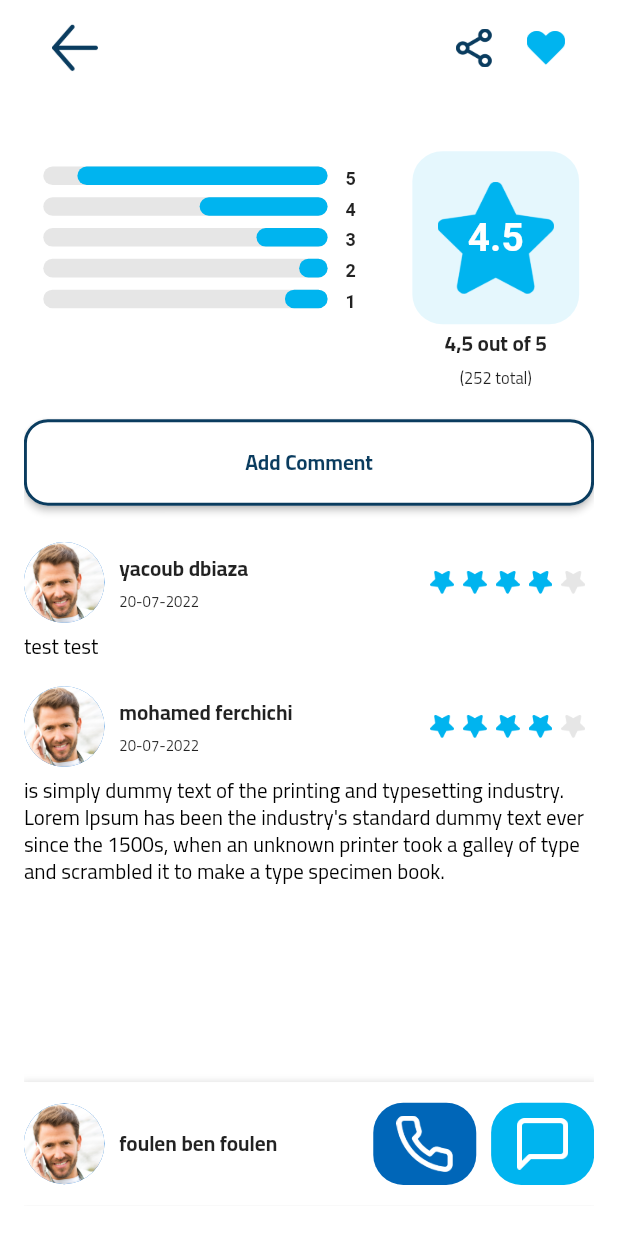
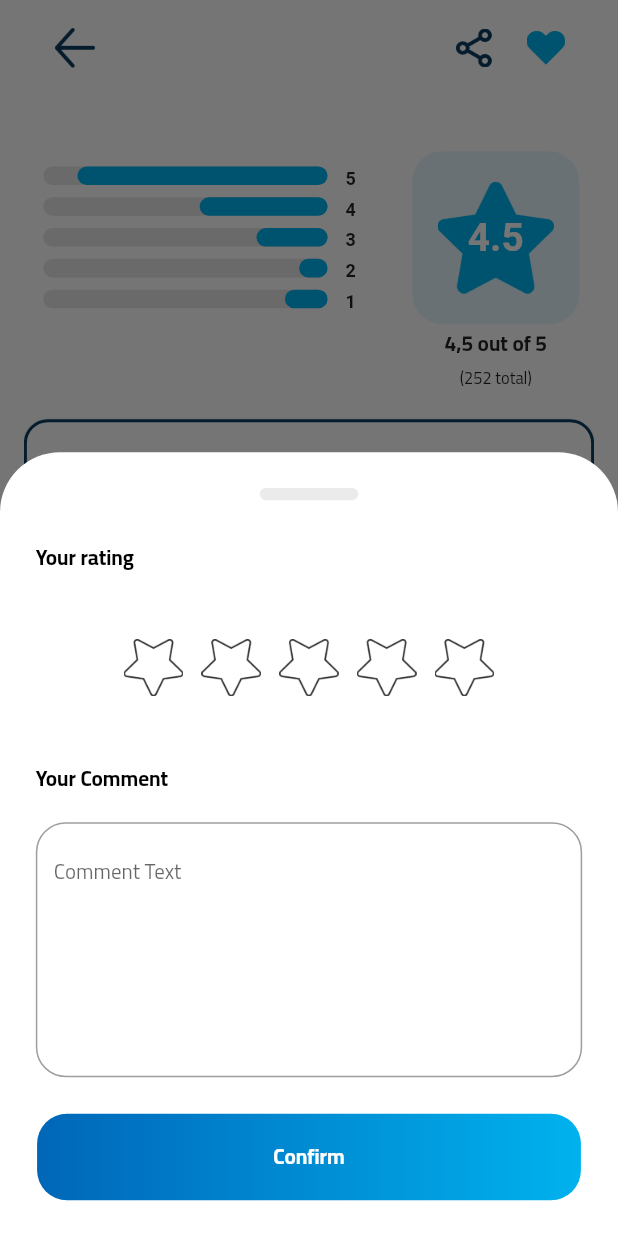
Before and after one commit to fawezz/Wasiet, a Flutter app: the DetailAdView screen opened by its route, tab 2 chosen, scrolled down 354 dp, after a tap on "Add Comment", on a phone screen of 412 x 824 dp. Run offline on Flutter 3.47's test engine with Material 2 defaults, Android fonts, the phone set to English and light mode, and no system bars; our stand-ins replace flutter_screenutil, fluttertoast, get, hexcolor, image_cropper, image_picker and 1 more; network calls fail.

Commit message:
rating bottom sheet

```diff
--- a/lib/Controllers/DetailAdController.dart
+++ b/lib/Controllers/DetailAdController.dart
@@ -1,5 +1,8 @@
 import 'package:flutter/material.dart';
+import 'package:flutter_screenutil/flutter_screenutil.dart';
 import 'package:get/get.dart';
+import 'package:hexcolor/hexcolor.dart';
+import 'package:wasiet/Custom_widgets/ButtonBlueGradiant.dart';
 
 class DetailAdController extends GetxController with GetSingleTickerProviderStateMixin{
 
@@ -23,9 +26,126 @@ class DetailAdController extends GetxController with GetSingleTickerProviderStat
   //appbar
   RxBool isFavorite = true.obs;
 
+  //RAting
+  RxInt newRating = 0.obs;
 
-
-
+  showNewRatingBottomSheet(context) {
+    var i = 0;
+    showModalBottomSheet(
+        context: context,
+        isScrollControlled: true,
+        builder: (BuildContext context) {
+          return SingleChildScrollView(
+            physics: const BouncingScrollPhysics(),
+            child: Wrap(children: [
+              Container(
+                decoration: const BoxDecoration(
+                    color: Colors.white,
+                    borderRadius: BorderRadius.only(
+                        topLeft: Radius.circular(40),
+                        topRight: Radius.circular(40))),
+                child: Padding(
+                  padding: EdgeInsets.all(24.w),
+                  child: Column(
+                    mainAxisAlignment: MainAxisAlignment.spaceEvenly,
+                    children: [
+                      Center(child:
+                      Container(
+                        height: 8.h,
+                        width: 66.w,
+                        decoration: BoxDecoration(
+                            color: HexColor("##EBEBEB"),
+                            borderRadius: BorderRadius.circular(10)
+                        ),
+                      )
+                      ),
+                      0.03.sh.verticalSpace,
+                      Align(
+                        alignment: Alignment.centerLeft,
+                        child: Text("Your rating",
+                          style: TextStyle(
+                            fontSize: 14.sp,
+                            fontWeight: FontWeight.bold,
+                            color: Colors.black,
+                          ),
+                        ),
+                      ),
+                      StatefulBuilder(builder: (context, setstate){
+                        return Padding(
+                          padding: EdgeInsets.symmetric(vertical: 20.h),
+                          child: SizedBox(
+                            height: 80.h,
+                            child: ListView.builder(
+                                shrinkWrap: true,
+                                physics: const NeverScrollableScrollPhysics(),
+                                scrollDirection: Axis.horizontal,
+                                itemCount: 5,
+                                itemBuilder: (context, int i)
+                                {
+                                  return GestureDetector(
+                                    onTap: () {
+                                      setstate((){
+                                        newRating.value = i+1;
+                                        print(newRating);
+                                      });
+                                    },
+                                    child: Padding(
+                                      padding: const EdgeInsets.all(6.0),
+                                      child: SizedBox(
+                                        height: 40.sp,
+                                        width: 40.sp,
+                                        child: Image.asset(i<newRating.value?"assets/icons/star-blue.png":"assets/icons/star-outline.png",
+                                          fit: BoxFit.contain,
+                                        ),
+                                      ),
+                                    ),
+                                  );}
+                            ),
+                          ),
+                        );
+                      }),
+                      Align(
+                        alignment: Alignment.centerLeft,
+                        child: Text("Your Comment",
+                          style: TextStyle(
+                            fontSize: 14.sp,
+                            fontWeight: FontWeight.bold,
+                            color: Colors.black,
+                          ),
+                        ),
+                      ),
+                      Padding(
+                        padding: EdgeInsets.only(top:16.h, bottom: 24.h),
+                        child: TextField(
+                          minLines: 5,
+                          maxLines: 6,
+                          style: TextStyle(
+                            fontSize: 14.sp,
+                            fontWeight: FontWeight.w500,
+                            color: Colors.black,
+                          ),
+                          decoration: InputDecoration(
+                            hintText: "Comment Text",
+                            border: OutlineInputBorder(
+                                borderRadius: BorderRadius.circular(20.0),
+                            ),
+                          ),
+                        ),
+                      ),
+                      ButtonBlueGradiant(text: 'Confirm',
+                        function: (){
+                        //send rating
+                          Get.back();
+                        },
+                      ),
+                    ],
+                  ),
+                ),
+              ),
+            ]),
+          );
+        });
+  }
 
   @override
   void onInit() {
--- a/lib/Controllers/NewAdController.dart
+++ b/lib/Controllers/NewAdController.dart
@@ -435,6 +435,8 @@ class NewAdController extends GetxController with GetSingleTickerProviderStateMi
         });
   }
 
+
+
   @override
   void onInit() {
     super.onInit();
--- a/lib/Views/ComplaintDetailsView.dart
+++ b/lib/Views/ComplaintDetailsView.dart
@@ -26,6 +26,8 @@ class ComplaintDetailsView extends StatelessWidget {
               },
               icon: Image.asset(
                 "assets/icons/arrowBack.png",
+                height: 27.h,
+                width: 27.w,
                 fit: BoxFit.fill,
               )),
         ),
--- a/lib/Views/MyComplaintsView.dart
+++ b/lib/Views/MyComplaintsView.dart
@@ -22,6 +22,8 @@ class MyComplaintsView extends StatelessWidget {
               },
               icon: Image.asset(
                 "assets/icons/arrowBack.png",
+                height: 27.h,
+                width: 27.w,
                 fit: BoxFit.fill,
               )),
         ),
--- a/lib/Views/detail_ad_views/DetailAdView.dart
+++ b/lib/Views/detail_ad_views/DetailAdView.dart
@@ -18,6 +18,7 @@ class DetailAdView extends StatelessWidget {
 
     return SafeArea(
         child: Scaffold(
+          resizeToAvoidBottomInset: true,
             appBar: AppBar(
               leadingWidth: 100,
               automaticallyImplyLeading: false,
@@ -31,6 +32,8 @@ class DetailAdView extends StatelessWidget {
                     },
                     icon: Image.asset(
                       "assets/icons/arrowBack.png",
+                      height: 27.h,
+                      width: 27.w,
                       fit: BoxFit.fill,
                     )),
               ),
@@ -247,28 +250,36 @@ class DetailAdView extends StatelessWidget {
                           ),
                           const Spacer(),
                           Container(
-                            height: 55.sp,
-                            width: 69.sp,
+                            height: 55.h,
+                            width: 69.w,
                             decoration: BoxDecoration(
                               color: HexColor("##0066B8"),
                               borderRadius: BorderRadius.circular(20),
                             ),
-                            child: Image.asset(
-                              "assets/icons/phone.png",
-                              scale: 3.5,
+                            child: Padding(
+                              padding: EdgeInsets.all(10.w),
+                              child: Image.asset(
+                                "assets/icons/phone.png",
+                                height: 26.w,
+                                width: 26.w,
+                              ),
                             ),
                           ),
                           10.sp.horizontalSpace,
                           Container(
-                            height: 55.sp,
-                            width: 69.sp,
+                            height: 55.h,
+                            width: 69.w,
                             decoration: BoxDecoration(
                               color: HexColor("#00B4EF"),
                               borderRadius: BorderRadius.circular(20),
                             ),
-                            child: Image.asset(
-                              "assets/icons/message.png",
-                              scale: 3.5,
+                            child: Padding(
+                              padding: EdgeInsets.all(10.w),
+                              child: Image.asset(
+                                "assets/icons/message.png",
+                                height: 26.w,
+                                width: 26.w,
+                              ),
                             ),
                           ),
                         ],
--- a/lib/Views/detail_ad_views/DetailTab.dart
+++ b/lib/Views/detail_ad_views/DetailTab.dart
@@ -2,6 +2,7 @@ import 'package:flutter/material.dart';
 import 'package:flutter_screenutil/flutter_screenutil.dart';
 import 'package:get/get.dart';
 import 'package:hexcolor/hexcolor.dart';
+import 'package:wasiet/Controllers/DetailAdController.dart';
 import 'package:wasiet/Custom_widgets/ButtonOutline.dart';
 import 'package:wasiet/Custom_widgets/TechnicalInfoField.dart';
 
@@ -10,6 +11,7 @@ class DetailTab extends StatelessWidget {
 
   @override
   Widget build(BuildContext context) {
+    final DetailAdController controller = Get.find();
     return SingleChildScrollView(
       physics: const NeverScrollableScrollPhysics(),
       child: Padding(
--- a/lib/Views/detail_ad_views/RatingTab.dart
+++ b/lib/Views/detail_ad_views/RatingTab.dart
@@ -1,6 +1,8 @@
 import 'package:flutter/material.dart';
 import 'package:flutter_screenutil/flutter_screenutil.dart';
+import 'package:get/get.dart';
 import 'package:hexcolor/hexcolor.dart';
+import 'package:wasiet/Controllers/DetailAdController.dart';
 import 'package:wasiet/Custom_widgets/ButtonOutline.dart';
 import 'package:wasiet/Custom_widgets/RatingAndComment.dart';
 import 'package:wasiet/Custom_widgets/RatingBar.dart';
@@ -10,6 +12,7 @@ class RatingTab extends StatelessWidget {
 
   @override
   Widget build(BuildContext context) {
+    final DetailAdController controller = Get.find();
     return SingleChildScrollView(
       physics: const NeverScrollableScrollPhysics(),
       child: Column(
@@ -40,12 +43,15 @@ class RatingTab extends StatelessWidget {
                       decoration: BoxDecoration(
                         color: HexColor("#00B4EF").withOpacity(0.1),
                         borderRadius: BorderRadius.circular(20),
-                        image: DecorationImage(
-                            image: Image.asset("assets/icons/star-rounded-edges.png",
-                            scale: 3.8,).image),
                       ),
-                      child: Center(
-                        child: Text(
+                      child: Stack(
+                        alignment: Alignment.center,
+                        children: [
+                          Image.asset("assets/icons/star-rounded-edges.png",
+                            height: 80.h,
+                            width: 78.w,
+                          ),
+                          Text(
                             "4.5",
                             style: TextStyle(
                               fontFamily: "Roboto",
@@ -53,7 +59,7 @@ class RatingTab extends StatelessWidget {
                               color: Colors.white,
                               fontWeight: FontWeight.bold,
                             ),
-                        ),
+                          ),]
                       ),
                     ),
                     Text("4,5 out of 5",
@@ -75,7 +81,12 @@ class RatingTab extends StatelessWidget {
           ),
           Padding(
             padding: EdgeInsets.symmetric(vertical: 16.h),
-            child: ButtonOutline(text: "Add Comment", width: 88.6.sw, function: (){}),
+            child: ButtonOutline(
+                text: "Add Comment",
+                width: 88.6.sw,
+                function: (){
+                  controller.showNewRatingBottomSheet(Get.context);
+                }),
           ),
           if( true )...[
             const RatingAndComment(comment: "test test ", rating: 4, date: '20-07-2022', name: "yacoub dbiaza", userImage: "assets/icons/seller.jpg",),
@@ -89,7 +100,6 @@ class RatingTab extends StatelessWidget {
               fontSize: 16,
             ),)
           ]
-
         ],
       ),
     );
--- a/lib/models/RatingModel.dart
+++ b/lib/models/RatingModel.dart
@@ -1,3 +1,69 @@
 class RatingModel {
+  late int _postId;
+  late String _userName;
+  late int _userId;
+  late String _date;
+  late int _rating;
+  late String _comment;
+  late String _userImage;
 
+
+  RatingModel.name(this._postId, this._userName, this._userId,  this._userImage, this._date,
+      this._rating, this._comment,);
+
+  RatingModel.fromJson(Map<String, dynamic> json) {
+    _postId = json['postId'];
+    _userName = json['userName'];
+    _userImage = json['userImage'];
+    _date = json['_date'];
+    _rating = json['rating'];
+    _comment = json['comment'];
+  }
+
+  String get userImage => _userImage;
+
+  set userImage(String value) {
+    _userImage = value;
+  }
+
+  String get comment => _comment;
+
+  set comment(String value) {
+    _comment = value;
+  }
+
+  int get rating => _rating;
+
+  set rating(int value) {
+    _rating = value;
+  }
+
+  String get date => _date;
+
+  set date(String value) {
+    _date = value;
+  }
+
+  int get userId => _userId;
+
+  set userId(int value) {
+    _userId = value;
+  }
+
+  String get userName => _userName;
+
+  set userName(String value) {
+    _userName = value;
+  }
+
+  int get postId => _postId;
+
+  set postId(int value) {
+    _postId = value;
+  }
+
+  @override
+  String toString() {
+    return 'RatingModel{_postId: $_postId, _userName: $_userName, _userId: $_userId, _date: $_date, _rating: $_rating, _comment: $_comment, _userImage: $_userImage}';
+  }
 }
--- a/pubspec.yaml
+++ b/pubspec.yaml
@@ -36,6 +36,7 @@ dependencies:
   image_picker: ^0.8.5+3
   fluttertoast: ^8.0.9
   permission_handler: ^10.0.0
+  flutter_typeahead: ^4.0.0
 
 
 
```
Also changed, not shown: lib/Custom_widgets/AdCard.dart (+12 -13 lines), lib/Views/HomeView.dart (+12 -5 lines), lib/Views/NotificationView.dart (+9 -4 lines), lib/Views/ProfileView.dart (+6 -4 lines), lib/Views/SellerProfileView.dart (+33 -23 lines), lib/models/PostModel.dart (added, +268 -0 lines), assets/icons/star-outline.png (added). Lines whose indentation alone changed are shown as unchanged.
